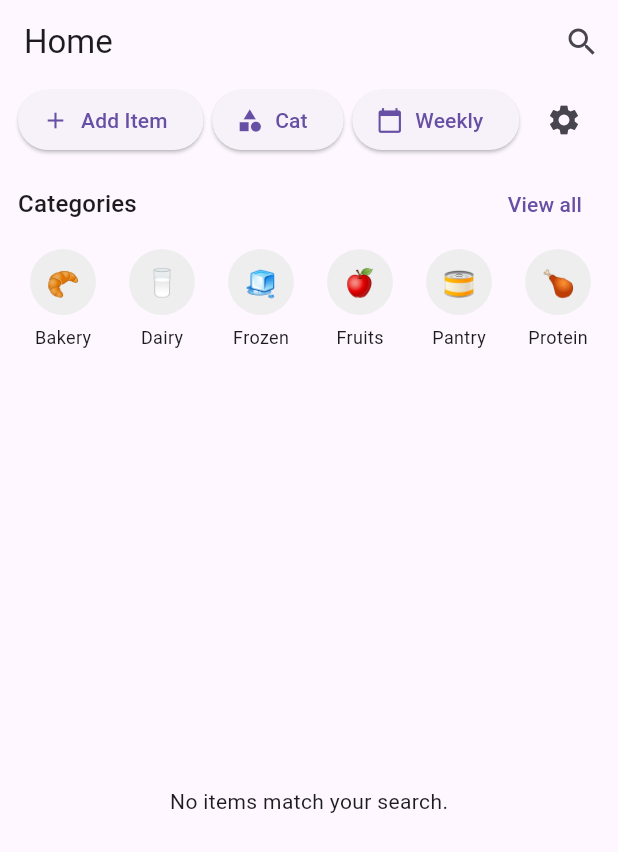
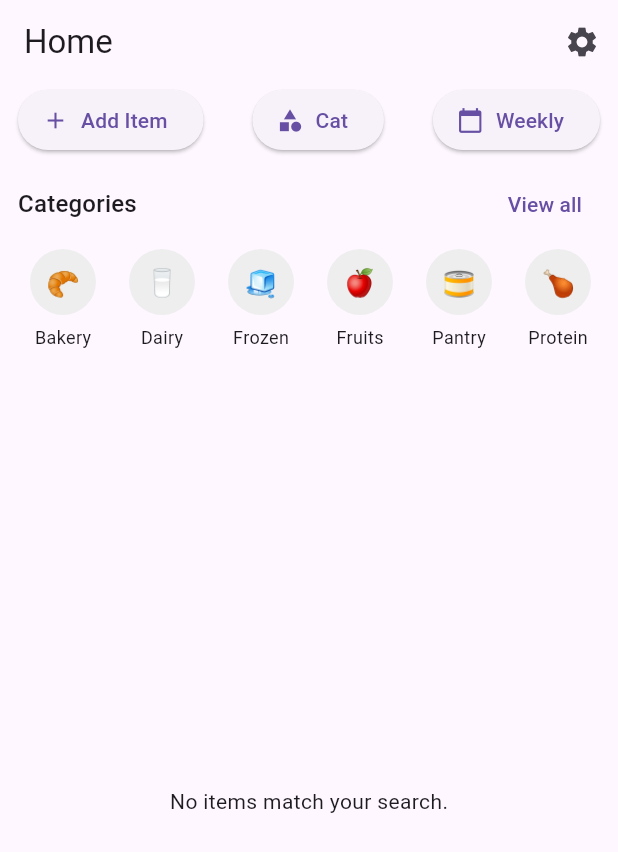
Before and after one commit to sseid4/smart_grocery_list, a Flutter app: the screen it shows after launch, on a phone screen of 412 x 824 dp. Shown: the top 852 px of the screen. Run offline on Flutter 3.47's test engine with Material 3 defaults, Android fonts, the phone set to English and light mode, and no system bars; our stand-ins replace image_picker, shared_preferences, sqflite; accounts and stored records are empty.

Commit message:
settings button was overflowing, moved it to appbar so itll fit

```diff
--- a/grocery_list/lib/screens/home_screen.dart
+++ b/grocery_list/lib/screens/home_screen.dart
@@ -61,42 +61,17 @@ class _HomeScreenState extends State<HomeScreen> {
   @override
   Widget build(BuildContext context) {
     return Scaffold(
-      appBar: _showSearch
-          ? AppBar(
-              leading: IconButton(
-                icon: const Icon(Icons.arrow_back),
-                onPressed: () => setState(() {
-                  _showSearch = false;
-                  _searchController.clear();
-                }),
-              ),
-              title: TextField(
-                controller: _searchController,
-                autofocus: true,
-                decoration: const InputDecoration(
-                  hintText: 'Search',
-                  border: InputBorder.none,
-                ),
-              ),
-              actions: [
-                IconButton(
-                  icon: const Icon(Icons.close),
-                  onPressed: () => setState(() {
-                    _showSearch = false;
-                    _searchController.clear();
-                  }),
-                ),
-              ],
-            )
-          : AppBar(
+      //appBar: AppBar(title: const Text('Home')),
+      appBar: AppBar(
         title: const Text('Home'),
         actions: [
           IconButton(
-                  icon: const Icon(Icons.search),
-                  onPressed: () => setState(() => _showSearch = true),
+            onPressed: _openSettings,
+            icon: const Icon(Icons.settings),
           ),
         ],
       ),
+
       body: Column(
         children: [
           // Search field moved to AppBar and only appears when _showSearch is true.
@@ -120,10 +95,10 @@ class _HomeScreenState extends State<HomeScreen> {
                   icon: const Icon(Icons.calendar_today),
                   label: const Text('Weekly'),
                 ),
-                IconButton(
-                  onPressed: _openSettings,
-                  icon: const Icon(Icons.settings),
-                ),
+                //IconButton(
+                //  onPressed: _openSettings,
+                //  icon: const Icon(Icons.settings),
+                //),
               ],
             ),
           ),
```
Lines whose indentation alone changed are shown as unchanged.
